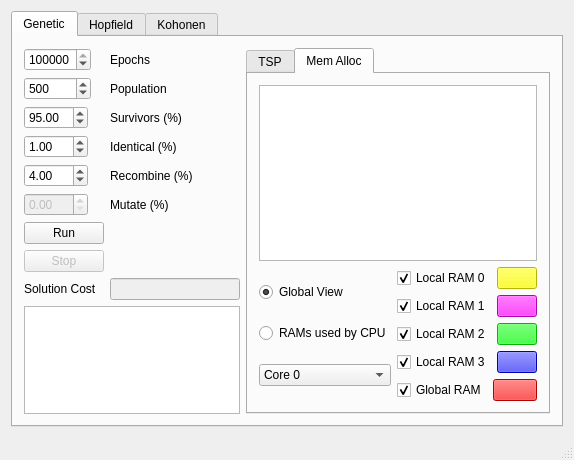
First picture: the form in src/mainwindow.ui, repository balsini/NeuroLab, before the edit.
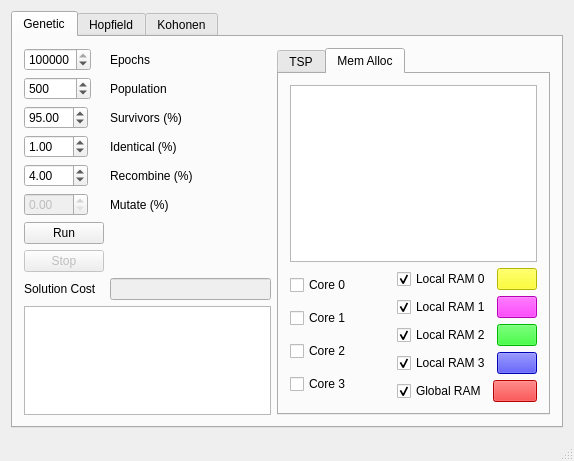
Second picture: the form after the edit. Custom widgets are drawn as their Qt base class.

Commit message: Simplified view

What changed in the file:
```diff
--- a/src/mainwindow.ui
+++ b/src/mainwindow.ui
@@ -7,7 +7,7 @@
     <x>0</x>
     <y>0</y>
     <width>574</width>
-    <height>460</height>
+    <height>461</height>
    </rect>
   </property>
   <property name="windowTitle">
@@ -235,44 +235,43 @@
               <item>
                <layout class="QVBoxLayout" name="verticalLayout_3">
                 <item>
-                 <widget class="QRadioButton" name="globalView">
+                 <widget class="QCheckBox" name="core_0_checkbox">
                   <property name="text">
-                   <string>Global View</string>
+                   <string>Core 0</string>
                   </property>
                   <property name="checked">
-                   <bool>true</bool>
+                   <bool>false</bool>
                   </property>
                  </widget>
                 </item>
                 <item>
-                 <widget class="QRadioButton" name="RAMView">
+                 <widget class="QCheckBox" name="core_1_checkbox">
                   <property name="text">
-                   <string>RAMs used by CPU</string>
+                   <string>Core 1</string>
                   </property>
+                  <property name="checked">
+                   <bool>false</bool>
+                  </property>
                  </widget>
                 </item>
                 <item>
-                 <widget class="QComboBox" name="coreSelector">
-                  <item>
-                   <property name="text">
-                    <string>Core 0</string>
-                   </property>
-                  </item>
-                  <item>
-                   <property name="text">
-                    <string>Core 1</string>
-                   </property>
-                  </item>
-                  <item>
-                   <property name="text">
-                    <string>Core 2</string>
-                   </property>
-                  </item>
-                  <item>
-                   <property name="text">
-                    <string>Core 3</string>
-                   </property>
-                  </item>
+                 <widget class="QCheckBox" name="core_2_checkbox">
+                  <property name="text">
+                   <string>Core 2</string>
+                  </property>
+                  <property name="checked">
+                   <bool>false</bool>
+                  </property>
+                 </widget>
+                </item>
+                <item>
+                 <widget class="QCheckBox" name="core_3_checkbox">
+                  <property name="text">
+                   <string>Core 3</string>
+                  </property>
+                  <property name="checked">
+                   <bool>false</bool>
+                  </property>
                  </widget>
                 </item>
                </layout>
```
Left out of the diff: 48 changed lines with no effect on the pictures. The commit also changes 7 other files.
